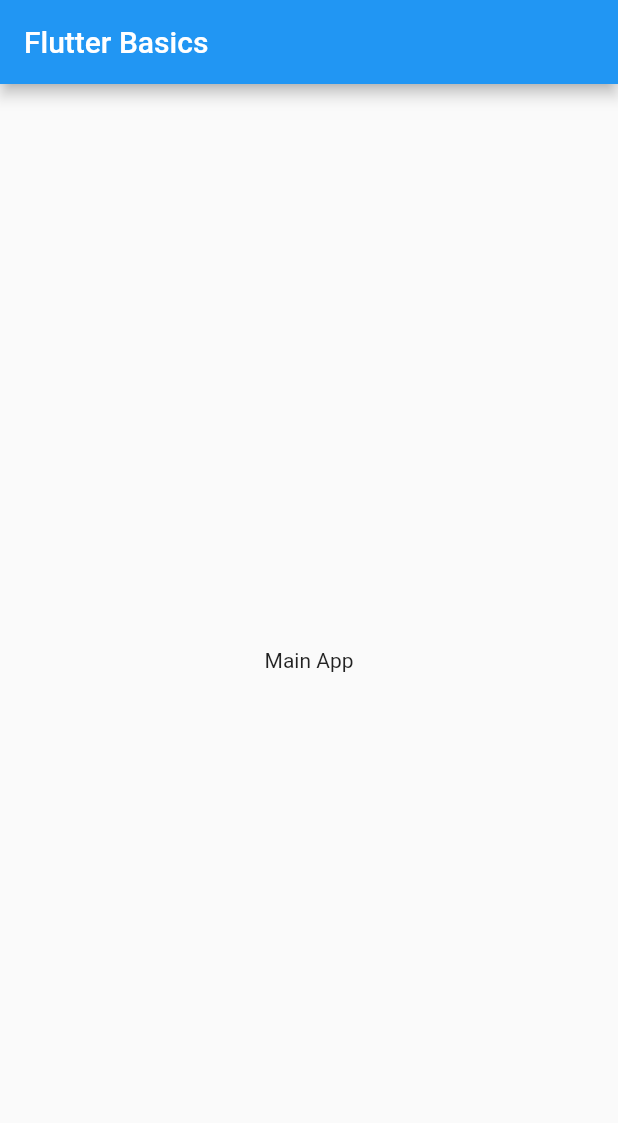
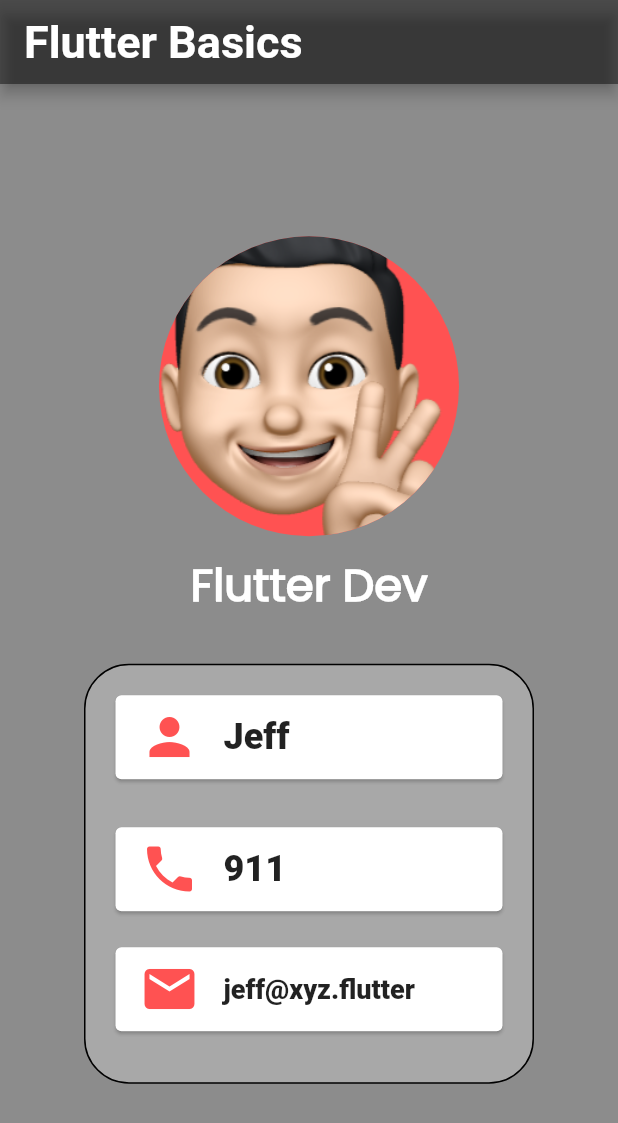
Before and after one commit to sharmarishabh54/Flutter-Basics, a Flutter app: the screen it shows after launch, on a phone screen of 412 x 824 dp. Shown: the top 1123 px of the screen. Run offline on Flutter 3.47's test engine with Material 2 defaults, Android fonts, the phone set to English and light mode, and no system bars.

Commit message:
Profile Card Created with custom font(Poppins), listtile, circle avatar and column

```diff
--- a/lib/main.dart
+++ b/lib/main.dart
@@ -11,11 +11,106 @@
   Widget build(BuildContext context) {
     return MaterialApp(
       home: Scaffold(
+        backgroundColor: Colors.black45,
         appBar: AppBar(
-          title: const Text("Flutter Basics"),
+          backgroundColor: Colors.black45,
+          title: const Text(
+            "Flutter Basics",
+            style: TextStyle(fontSize: 30, fontWeight: FontWeight.w700),
+          ),
         ),
-        body: const Center(
-          child: Text("Main App"),
+        body: Center(
+          child: Column(
+            mainAxisAlignment: MainAxisAlignment.center,
+            crossAxisAlignment: CrossAxisAlignment.center,
+            children: [
+              const CircleAvatar(
+                radius: 100.0,
+                backgroundImage: AssetImage(
+                  'assets/images/face.png',
+                ),
+                backgroundColor: Colors.redAccent,
+              ),
+              const SizedBox(
+                height: 10,
+              ),
+              const Text(
+                "Flutter Dev",
+                style: TextStyle(
+                  fontSize: 30,
+                  fontFamily: 'Poppins',
+                  fontWeight: FontWeight.w900,
+                  color: Colors.white,
+                ),
+              ),
+              Container(
+                decoration: BoxDecoration(
+                    border: Border.all(),
+                    borderRadius: BorderRadius.circular(30),
+                    color: Colors.white24),
+                margin: const EdgeInsetsDirectional.only(top: 30),
+                height: 280,
+                width: 300,
+                child: Column(
+                  children: const [
+                    Padding(
+                      padding: EdgeInsets.all(16),
+                      child: Card(
+                        child: ListTile(
+                          leading: Icon(
+                            Icons.person,
+                            color: Colors.redAccent,
+                            size: 40,
+                          ),
+                          title: Text(
+                            'Jeff',
+                            style: TextStyle(
+                                fontSize: 24, fontWeight: FontWeight.w800),
+                          ),
+                        ),
+                      ),
+                    ),
+                    Padding(
+                      padding:
+                          EdgeInsets.symmetric(vertical: 8, horizontal: 16),
+                      child: Card(
+                        child: ListTile(
+                          leading: Icon(
+                            Icons.phone,
+                            color: Colors.redAccent,
+                            size: 40,
+                          ),
+                          title: Text(
+                            '911',
+                            style: TextStyle(
+                                fontSize: 24, fontWeight: FontWeight.w800),
+                          ),
+                        ),
+                      ),
+                    ),
+                    Padding(
+                      padding:
+                          EdgeInsets.symmetric(vertical: 8, horizontal: 16),
+                      child: Card(
+                        child: ListTile(
+                          leading: Icon(
+                            Icons.mail,
+                            color: Colors.redAccent,
+                            size: 40,
+                          ),
+                          title: Text(
+                            'jeff@xyz.flutter',
+                            style: TextStyle(
+                                fontSize: 18, fontWeight: FontWeight.w800),
+                          ),
+                        ),
+                      ),
+                    ),
+                  ],
+                ),
+              ),
+            ],
+          ),
         ),
       ),
     );
```
Also changed, not shown: pubspec.yaml (+7 -7 lines), assets/fonts/Poppins-Bold.ttf (added), assets/fonts/Poppins-Regular.ttf (added), assets/images/face.png (added).
